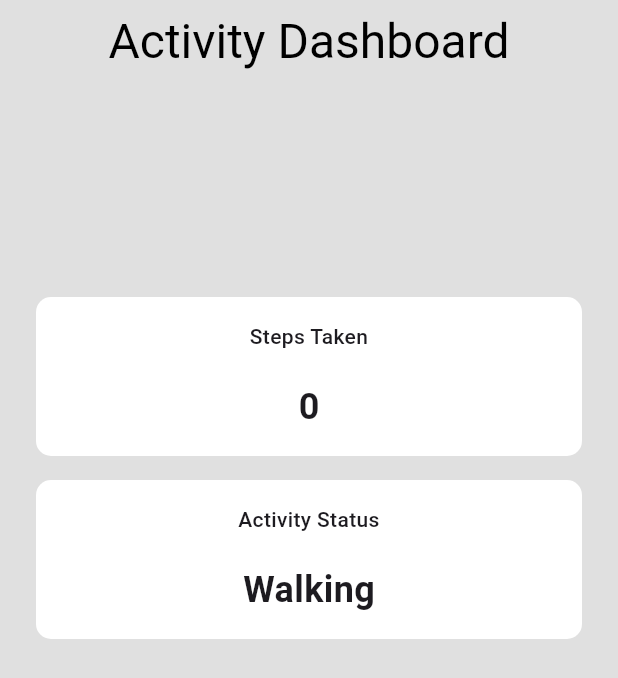
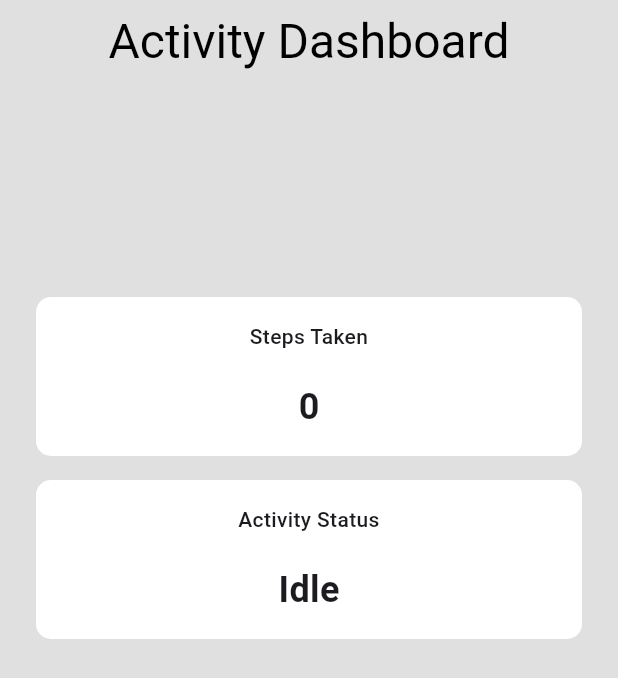
Before and after one commit to faaezk/fitness_app, a Flutter app: the screen it shows after launch, on a phone screen of 412 x 824 dp. Shown: the top 678 px of the screen. Run offline on Flutter 3.47's test engine with Material 3 defaults, Android fonts, the phone set to English and light mode, and no system bars; our stand-ins replace flutter_blue_plus.

Commit message:
README update and final touches

```diff
--- a/lib/main.dart
+++ b/lib/main.dart
@@ -29,7 +29,7 @@
   List<BluetoothService> _services = [];
   Map<Guid, List<int>> readValues = {};
   int stepCount = 0;
-  List<String> activity = ["Walking", "Running"];
+  List<String> activity = ["Idle", "Moving"];
   int activityIndex = 0;
 
   final String serviceUuid = "19b10010-e8f2-537e-4f6c-d104768a1214";
```
Also changed, not shown: arduino/idle_data.csv (renamed from arduino/walkdata.csv), arduino/move_data.csv (renamed from arduino/rundata.csv), 2 other files.
